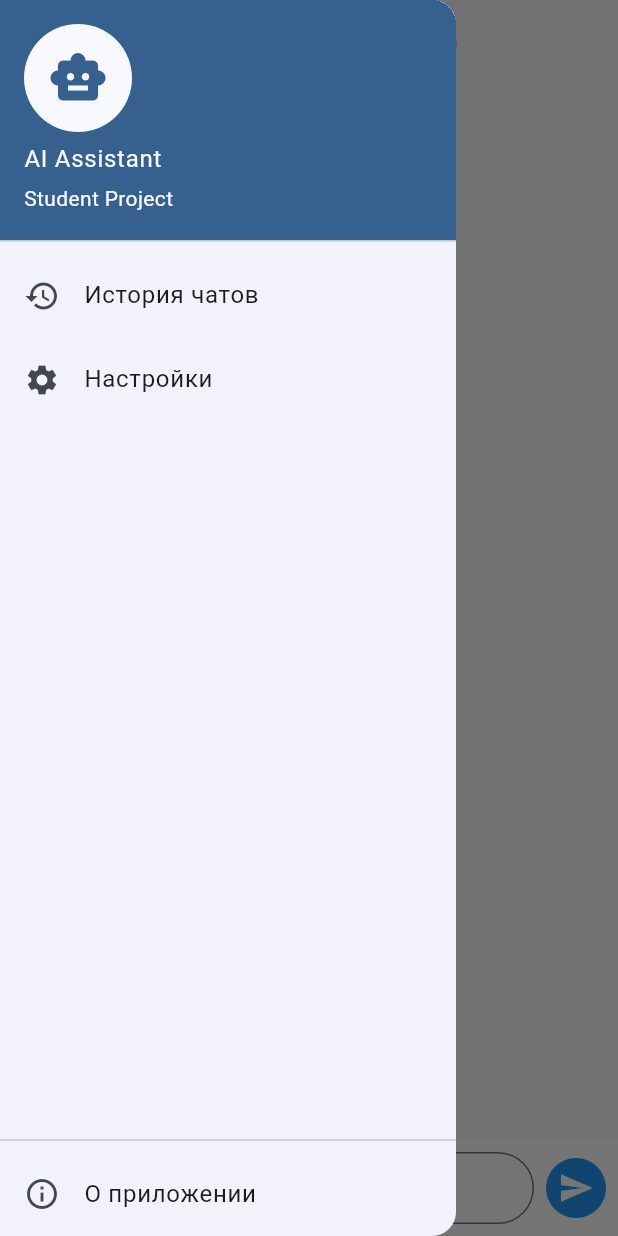
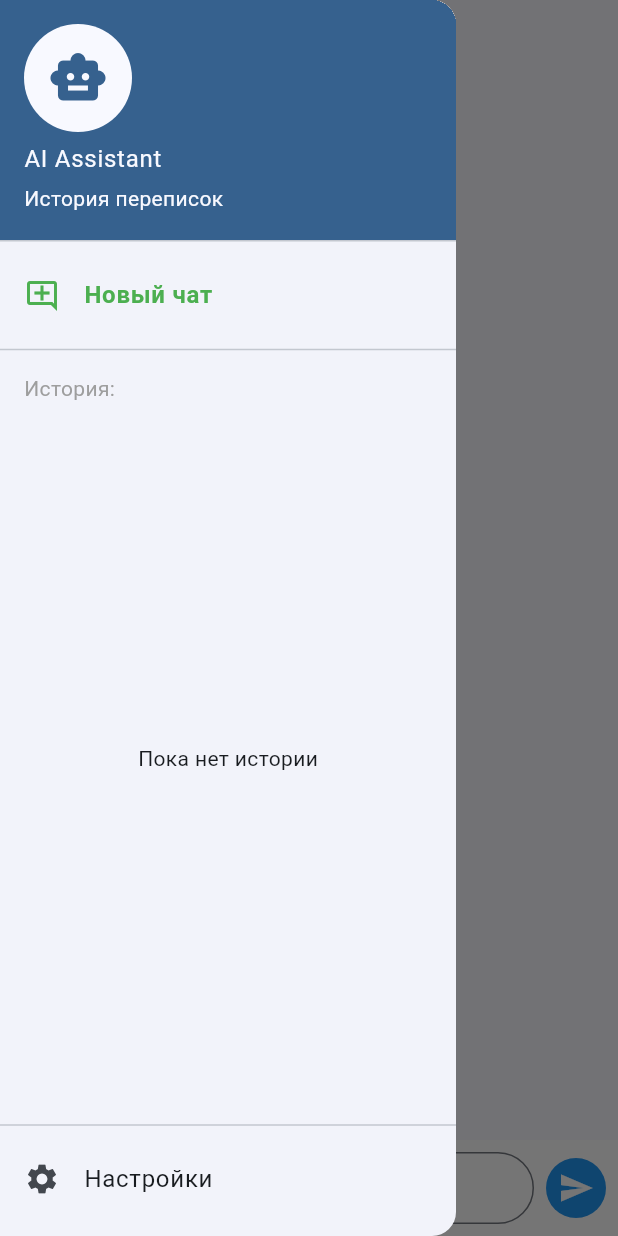
Before and after one commit to Alexandr206/AI-chat, a Flutter app: the screen it shows after launch, with the side drawer open, on a phone screen of 412 x 824 dp. Run offline on Flutter 3.47's test engine with Material 3 defaults, Android fonts, the phone set to English and light mode, and no system bars; our stand-ins replace shared_preferences.

Commit message:
правки

```diff
--- a/asistant_ai/lib/screens/chat_screen.dart
+++ b/asistant_ai/lib/screens/chat_screen.dart
@@ -1,11 +1,13 @@
 import 'package:flutter/material.dart';
+import 'package:uuid/uuid.dart'; // Не забудь добавить в pubspec.yaml
 import '../models/chat_message.dart';
 import '../widgets/app_drawer.dart';
 import '../widgets/chat_input.dart';
 import '../widgets/message_bubble.dart';
-import '../widgets/settings_dialog.dart'; // Импорт нового диалога
+import '../widgets/settings_dialog.dart';
 import '../services/giga_chat_service.dart';
 import '../services/open_router_service.dart';
+import '../services/chat_storage_service.dart'; // Наш новый сервис
 
 class ChatScreen extends StatefulWidget {
   const ChatScreen({super.key});
@@ -15,23 +17,81 @@ class ChatScreen extends StatefulWidget {
 }
 
 class _ChatScreenState extends State<ChatScreen> {
-  final List<ChatMessage> _messages = [];
+  // Данные чата
+  List<ChatMessage> _messages = [];
+  String? _currentChatId; // ID текущего чата (null, если новый)
+  Map<String, String> _chatHistoryIndex = {}; // Список чатов для меню
+
+  // Состояние UI
   bool _isAiTyping = false;
-
-  // Состояние: выбранный провайдер
   String _selectedProvider = 'OpenRouter';
 
-  // --- КЛЮЧИ API (Лучше вынести в .env или SecureStorage) ---
-  final String _openRouterKey = "sk-or-v1-YOUR-KEY";
-  final String _gigaChatAuthKey = "YOUR-AUTH-KEY";
+  // Сервисы
+  final ChatStorageService _storageService = ChatStorageService();
+  final String _openRouterKey = "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";
+  final String _gigaChatAuthKey = "MDE5OWYyMWMtOGU5Mi03ZmNjLThlYWItNjNkM2JmMDg3Y2NlOmJiYjAxM2RjLTJlOWQtNDQyNC1iNGM5LWI2MTc5MzYzNmYwYg==";
 
+  @override
+  void initState() {
+    super.initState();
+    _loadHistoryIndex(); // Загружаем список чатов при старте
+  }
+
+  // Загрузка списка чатов (для бокового меню)
+  Future<void> _loadHistoryIndex() async {
+    final history = await _storageService.getChatHistoryIndex();
+    setState(() {
+      _chatHistoryIndex = history;
+    });
+  }
+
+  // Создание нового чата (очистка экрана)
+  void _startNewChat() {
+    setState(() {
+      _messages = [];
+      _currentChatId = null;
+    });
+  }
+
+  // Загрузка старого чата
+  Future<void> _loadChat(String chatId) async {
+    final messages = await _storageService.loadChat(chatId);
+    // Сортируем: новые в начале (для ListView reverse: true)
+    // В JSON мы сохраняли как есть, но ListView требует обратный порядок
+    // Если в saveChat мы сохраняли reverse список, то здесь надо проверить порядок.
+    // В saveChat я делал map, порядок сохранялся. В UI _messages[0] - это последнее сообщение.
+
+    // В нашем коде _messages хранит последнее сообщение под индексом 0.
+    // При сохранении лучше сохранять в хронологическом порядке, а при загрузке переворачивать.
+    // Упростим: просто перевернем загруженное, чтобы [0] был последним по времени.
+
+    setState(() {
+      _currentChatId = chatId;
+      _messages = messages.reversed.toList();
+    });
+  }
+
+  // Добавление сообщения и сохранение
   void _addMessage(String text, bool isUser) {
-    setState(() {
-      _messages.insert(0, ChatMessage(
+    final newMessage = ChatMessage(
       text: text,
       isUser: isUser,
       timestamp: DateTime.now(),
-      ));
+    );
+
+    setState(() {
+      _messages.insert(0, newMessage);
+    });
+
+    // Если это первое сообщение в новом чате - создаем ID
+    if (_currentChatId == null) {
+      _currentChatId = const Uuid().v4();
+    }
+
+    // Сохраняем историю
+    // Внимание: _messages у нас перевернут (reverse), для сохранения лучше вернуть хронологию
+    _storageService.saveChat(_currentChatId!, _messages.reversed.toList()).then((_) {
+      _loadHistoryIndex(); // Обновляем список в меню (чтобы появилось название)
     });
   }
 
@@ -68,7 +128,6 @@ class _ChatScreenState extends State<ChatScreen> {
     }
   }
 
-  // Функция открытия диалога настроек
   void _openSettingsDialog() {
     showDialog(
       context: context,
@@ -89,16 +148,27 @@ class _ChatScreenState extends State<ChatScreen> {
   Widget build(BuildContext context) {
     return Scaffold(
       appBar: AppBar(
-        title: Text("AI Чат ($_selectedProvider)"),
+        title: Text(_currentChatId == null ? "Новый чат" : "AI Чат"),
         centerTitle: true,
       ),
       drawer: AppDrawer(
-        onOpenSettings: _openSettingsDialog, // Передаем функцию открытия настроек
+        onOpenSettings: _openSettingsDialog,
+        onNewChat: _startNewChat,
+        onLoadChat: _loadChat,
+        chatHistory: _chatHistoryIndex,
       ),
       body: Column(
         children: [
           Expanded(
-            child: ListView.builder(
+            child: _messages.isEmpty
+            ? Center(
+                child: Text(
+                  "Начните общение с AI\n(Модель: $_selectedProvider)",
+                  textAlign: TextAlign.center,
+                  style: const TextStyle(color: Colors.grey),
+                ),
+              )
+            : ListView.builder(
                 reverse: true,
                 padding: const EdgeInsets.all(8.0),
                 itemCount: _messages.length,
--- a/asistant_ai/lib/widgets/app_drawer.dart
+++ b/asistant_ai/lib/widgets/app_drawer.dart
@@ -1,47 +1,93 @@
 import 'package:flutter/material.dart';
 
 class AppDrawer extends StatelessWidget {
-  final VoidCallback onOpenSettings; // Функция открытия настроек
+  final VoidCallback onOpenSettings;
+  final VoidCallback onNewChat;
+  final Function(String) onLoadChat; // Функция загрузки чата по ID
+  final Map<String, String> chatHistory; // Список чатов (ID -> Название)
 
-  const AppDrawer({super.key, required this.onOpenSettings});
+  const AppDrawer({
+    super.key,
+    required this.onOpenSettings,
+    required this.onNewChat,
+    required this.onLoadChat,
+    required this.chatHistory,
+  });
 
   @override
   Widget build(BuildContext context) {
+    // Получаем ключи (ID) чатов, инвертируем, чтобы новые были сверху
+    final chatIds = chatHistory.keys.toList().reversed.toList();
+
     return Drawer(
       child: Column(
         children: [
+          // Шапка
           UserAccountsDrawerHeader(
             accountName: const Text("AI Assistant"),
-            accountEmail: const Text("Student Project"),
+            accountEmail: const Text("История переписок"),
             currentAccountPicture: CircleAvatar(
               backgroundColor: Theme.of(context).colorScheme.surface,
               child: Icon(Icons.smart_toy, size: 40, color: Theme.of(context).colorScheme.primary),
             ),
             decoration: BoxDecoration(color: Theme.of(context).colorScheme.primary),
           ),
+
+          // Кнопка "Новый чат"
           ListTile(
-            leading: const Icon(Icons.history),
-            title: const Text('История чатов'),
+            leading: const Icon(Icons.add_comment_outlined, color: Colors.green),
+            title: const Text('Новый чат', style: TextStyle(fontWeight: FontWeight.bold, color: Colors.green)),
             onTap: () {
               Navigator.pop(context);
-              // Логика истории
+              onNewChat();
             },
           ),
+
+          const Divider(),
+
+          // Заголовок списка
+          const Padding(
+            padding: EdgeInsets.only(left: 16.0, top: 8.0),
+            child: Align(
+              alignment: Alignment.centerLeft,
+              child: Text("История:", style: TextStyle(color: Colors.grey)),
+            ),
+          ),
+
+          // Список истории (занимает всё свободное место)
+          Expanded(
+            child: chatIds.isEmpty
+            ? const Center(child: Text("Пока нет истории"))
+            : ListView.builder(
+                padding: EdgeInsets.zero,
+                itemCount: chatIds.length,
+                itemBuilder: (context, index) {
+                  final id = chatIds[index];
+                  final title = chatHistory[id] ?? "Чат";
+                  return ListTile(
+                    leading: const Icon(Icons.chat_bubble_outline, size: 20),
+                    title: Text(title, maxLines: 1, overflow: TextOverflow.ellipsis),
+                    onTap: () {
+                      Navigator.pop(context);
+                      onLoadChat(id);
+                    },
+                  );
+                },
+              ),
+          ),
+
+          const Divider(),
+
+          // Кнопка настроек в самом низу
           ListTile(
             leading: const Icon(Icons.settings),
             title: const Text('Настройки'),
             onTap: () {
-              Navigator.pop(context); // Закрываем меню
-              onOpenSettings(); // Открываем диалог настроек
+              Navigator.pop(context);
+              onOpenSettings();
             },
           ),
-          const Spacer(),
-          const Divider(),
-          ListTile(
-            leading: const Icon(Icons.info_outline),
-            title: const Text('О приложении'),
-            onTap: () {},
-          ),
+          const SizedBox(height: 10), // Отступ снизу
         ],
       ),
     );
--- a/asistant_ai/pubspec.yaml
+++ b/asistant_ai/pubspec.yaml
@@ -36,6 +36,7 @@ dependencies:
   cupertino_icons: ^1.0.8
   http: ^1.6.0
   uuid: ^4.5.2
+  shared_preferences: ^2.5.3
 
 dev_dependencies:
   flutter_test:
--- /dev/null
+++ b/Ключ giga и openrouter.ai .txt
@@ -0,0 +1,5 @@
+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
+
+
+
+MDE5OWYyMWMtOGU5Mi03ZmNjLThlYWItNjNkM2JmMDg3Y2NlOmJiYjAxM2RjLTJlOWQtNDQyNC1iNGM5LWI2MTc5MzYzNmYwYg==
--- a/Ключ openrouter.ai .txt
+++ /dev/null
@@ -1 +0,0 @@
-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
```
Also changed, not shown: asistant_ai/lib/models/chat_message.dart (+19 -1 lines), asistant_ai/lib/services/chat_storage_service.dart (added, +66 -0 lines), asistant_ai/pubspec.lock, 1 other file. Lines whose indentation alone changed are shown as unchanged.
